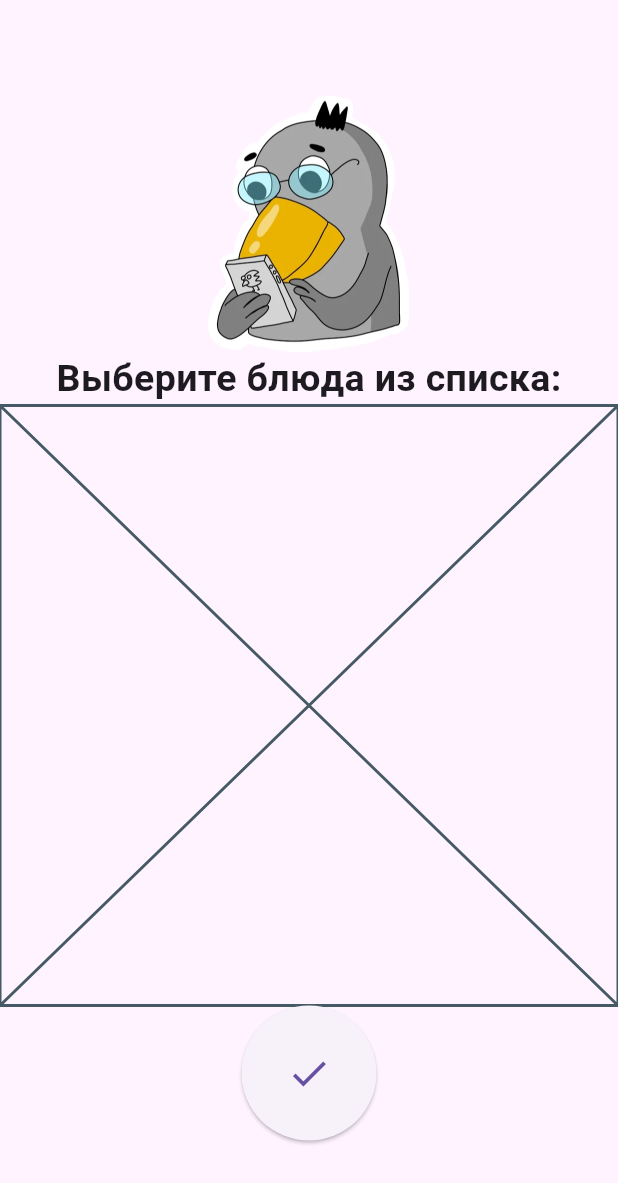
After one commit to SERDCEED24/healthy_eating_diary, a Flutter app: the ScaffoldWithPanel screen opened directly, item 2 of the bottom bar chosen, after a tap on the "add" icon, on a phone screen of 412 x 824 dp. The commit adds this screen. Shown: the top 1183 px of the screen. Run offline on Flutter 3.47's test engine with Material 3 defaults, Android fonts, the light colour scheme and no system bars; our stand-ins replace shared_preferences; accounts and stored records are empty.

Commit message:
Added food db dependency. Added norms to diary. Added FillMealScreen.

```diff
--- a/lib/main.dart
+++ b/lib/main.dart
@@ -36,6 +36,12 @@ class MainApp extends StatelessWidget {
 
 class MainAppState extends ChangeNotifier{
   Person user = Person.empty();
+  double kcal = 0.0;
+  double proteins = 0.0;
+  double carbs = 0.0;
+  double fats = 0.0;
+  var dailyNorms = {};
+  var mealNorms = {};
   TextEditingController nameCtrl = TextEditingController();
   TextEditingController genderCtrl = TextEditingController();
   TextEditingController ageCtrl = TextEditingController();
@@ -80,11 +86,31 @@ class MainAppState extends ChangeNotifier{
       return Person(name: name, gender: gender, age: age, weight: weight, height: height);
     }
   }
+  void calculateNorms(){
+    if (user.gender == 'Мужчина'){
+      kcal = (66.5 + (13.75 * user.weight) + (5.003 * user.height) - (6.775 * user.age)) * 1.375;
+    }
+    else{
+      kcal = (655.1 + (9.563 * user.weight) + (1.85 * user.height) - (4.676 * user.age)) * 1.375;
+    }
+    proteins = kcal * 0.3;
+    fats = kcal * 0.3;
+    carbs = kcal * 0.4;
+    mealNorms["Завтрак"] = [kcal * 0.25, proteins * 0.3, fats * 0.3, carbs * 0,4];
+    mealNorms["Обед"] = [kcal * 0.4, proteins * 0.3, fats * 0.3, carbs * 0,4];
+    mealNorms["Ужин"] = [kcal * 0.35, proteins * 0.3, fats * 0.3, carbs * 0,4];
+    dailyNorms["Калории"] = kcal;
+    dailyNorms["Белки"] = proteins;
+    dailyNorms["Жиры"] = fats;
+    dailyNorms["Углеводы"] = carbs;
+  }
   MainAppState() {
     readProfileDataFromSharedPrefs().then((userData) {
       user = userData;
       notifyListeners();
     });
+    calculateNorms();
     sendProfileDataToTextFields();
+    notifyListeners();
   }
 }
--- a/lib/screens/diary_screen.dart
+++ b/lib/screens/diary_screen.dart
@@ -1,5 +1,8 @@
 import 'package:flutter/material.dart';
 import 'package:flutter/widgets.dart';
+import 'package:healthy_eating_diary/main.dart';
+import 'package:healthy_eating_diary/screens/fill_meal_screen.dart';
+import 'package:provider/provider.dart';
 
 class DiaryScreen extends StatelessWidget {
   const DiaryScreen({super.key});
@@ -38,13 +41,13 @@ class StatusBars extends StatelessWidget {
         alignment: Alignment.centerLeft,
         child: Column(
           children: [
-            StatusRow(statusBarName: 'Калории'),
+            StatusRow(statusBarName: "Калории"),
             SizedBox(height: 16.0,),
-            StatusRow(statusBarName: 'Белки'),
+            StatusRow(statusBarName: "Белки"),
             SizedBox(height: 16.0,),
-            StatusRow(statusBarName: 'Жиры'),
+            StatusRow(statusBarName: "Жиры"),
             SizedBox(height: 16.0,),
-            StatusRow(statusBarName: 'Углеводы'),
+            StatusRow(statusBarName: "Углеводы"),
           ],
         ),
       ),
@@ -62,6 +65,7 @@ class StatusRow extends StatelessWidget {
 
   @override
   Widget build(BuildContext context) {
+    var appState = context.watch<MainAppState>();
     return Row(
       children: [
         Text(
@@ -70,9 +74,12 @@ class StatusRow extends StatelessWidget {
                 fontSize: 20,
               ),
         ),
-        const Card(
-          child: Card(child: SizedBox(),),
-        )
+        Text(
+          '   0/${appState.dailyNorms[statusBarName].round()}',
+          style: const TextStyle(
+                fontSize: 20,
+              ),
+        ),
       ],
     );
   }
@@ -90,7 +97,6 @@ class Meals extends StatelessWidget {
         GenMeal(mealName: "Завтрак"),
         GenMeal(mealName: "Обед"),
         GenMeal(mealName: "Ужин"),
-        GenMeal(mealName: "Перекус"),
       ],
     );
   }
@@ -105,6 +111,7 @@ class GenMeal extends StatelessWidget {
 
   @override
   Widget build(BuildContext context) {
+    var appState = context.watch<MainAppState>();
     return Card(
       child: Padding(
         padding: const EdgeInsets.only(left: 8.0, right: 8.0),
@@ -112,14 +119,21 @@ class GenMeal extends StatelessWidget {
           mainAxisAlignment: MainAxisAlignment.spaceBetween,
           children: [
             Text(
-              mealName,
+              "$mealName    0/${appState.mealNorms[mealName][0].round()}",
               style: const TextStyle(
                 fontSize: 20,
               ),
             ),
-            const ElevatedButton(
-              onPressed: null,
-              child: Icon(
+            ElevatedButton(
+              onPressed: () {
+                Navigator.push(
+                  context,
+                  MaterialPageRoute(
+                    builder: (context) => FillMealScreen(),
+                  ),
+                );
+              },
+              child: const Icon(
                 Icons.add
               )
             )
--- /dev/null
+++ b/lib/screens/fill_meal_screen.dart
@@ -0,0 +1,89 @@
+import 'package:flutter/material.dart';
+import 'package:provider/provider.dart';
+import 'package:healthy_eating_diary/main.dart';
+import 'package:healthy_eating_diary/widgets/scaffold_with_panel.dart';
+
+
+class FillMealScreen extends StatelessWidget {
+  FillMealScreen({super.key});
+
+  @override
+  Widget build(BuildContext context) {
+    return Scaffold(
+        backgroundColor: const Color.fromARGB(255, 255, 243, 255),
+        body: SafeArea(
+          child: Center(
+            child: SingleChildScrollView(
+              child: Column(
+                children: [
+                  Image.asset('assets/images/editing.png', scale: 3,),
+                  const SelectionHeader(),
+                  const ListOfDishes(),
+                  const FinishSelectingButton(),
+                ],
+              ),
+            ),
+          ),
+        ),
+    );
+  }
+}
+
+class ListOfDishes extends StatelessWidget {
+  const ListOfDishes({
+    super.key,
+  });
+
+  @override
+  Widget build(BuildContext context) {
+    return Placeholder();
+  }
+}
+
+class SelectionHeader extends StatelessWidget {
+  const SelectionHeader({
+    super.key,
+  });
+
+  @override
+  Widget build(BuildContext context) {
+    var prompt = "Выберите блюда из списка:";
+    return Text(
+      prompt,
+      style: const TextStyle(
+        fontSize: 25,
+        fontWeight: FontWeight.bold,
+      ),
+    );
+  }
+}
+
+class FinishSelectingButton extends StatelessWidget {
+  const FinishSelectingButton({super.key});
+
+  @override
+  Widget build(BuildContext context) {
+    var appState = context.watch<MainAppState>();
+    return SizedBox(
+      width: 90,
+      height: 90,
+      child: ElevatedButton(
+        onPressed: () {
+          if (true) {
+            appState.saveProfileDataFromTextFields();
+            Navigator.push(
+              context,
+              MaterialPageRoute(
+                builder: (context) => const ScaffoldWithPanel(),
+              ),
+            );
+          }
+        },
+        child: const Icon(
+          Icons.check,
+          size: 30.0,
+        ),
+      ),
+    );
+  }
+}
--- a/lib/screens/registration_screen.dart
+++ b/lib/screens/registration_screen.dart
@@ -47,7 +47,8 @@ class NextButton extends StatelessWidget {
       child: ElevatedButton(
         onPressed: () {
           if (formKey.currentState!.validate()) {
-            appState.saveProfileDataFromTextFields;
+            appState.saveProfileDataFromTextFields();
+            appState.calculateNorms();
             Navigator.push(
               context,
               MaterialPageRoute(
--- a/pubspec.yaml
+++ b/pubspec.yaml
@@ -11,6 +11,7 @@ dependencies:
     sdk: flutter
   provider: ^6.1.2
   shared_preferences: ^2.2.3
+  openfoodfacts: ^3.11.0
 
 dev_dependencies:
   flutter_test:
```
Also changed, not shown: pubspec.lock.
